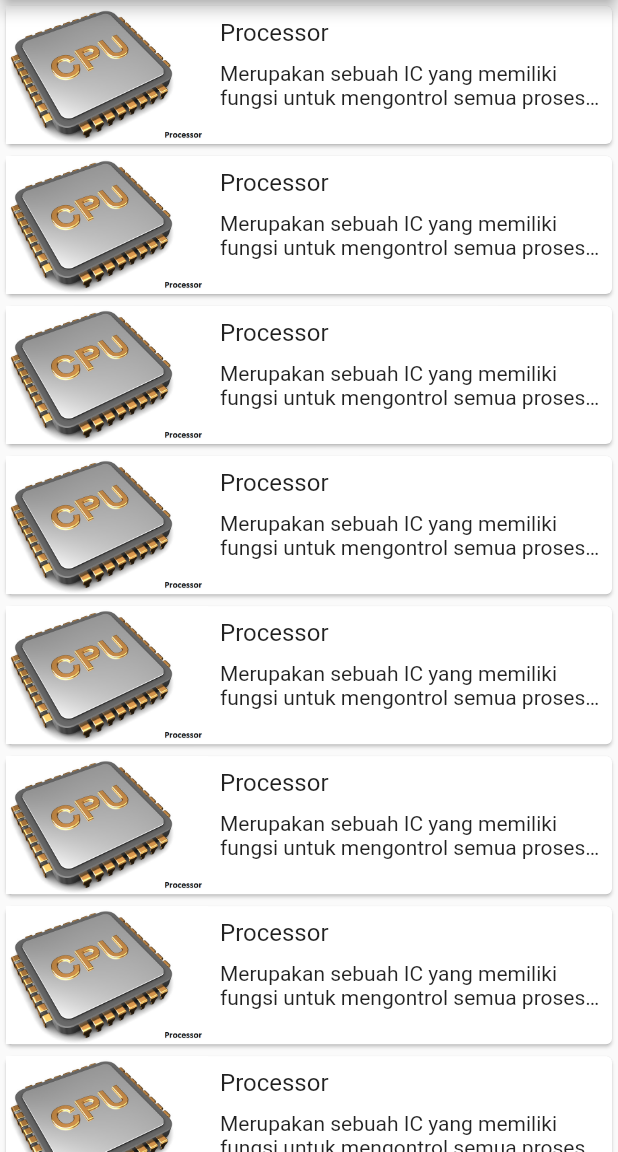
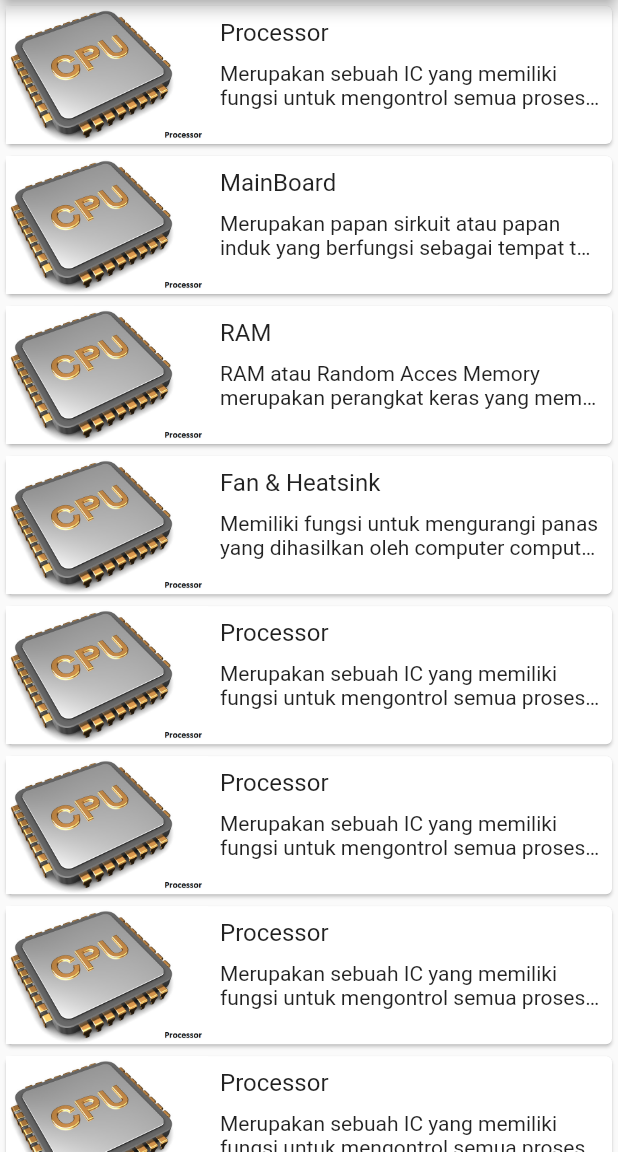
Before and after one commit to dayens/flutter-pemula, a Flutter app: the screen it shows after launch, on a phone screen of 412 x 824 dp, the part 84-1236 px from its top. Run offline on Flutter 3.47's test engine with Material 2 defaults, Android fonts, the phone set to English and light mode, and no system bars.

```diff
--- a/lib/model/hardware_data.dart
+++ b/lib/model/hardware_data.dart
@@ -18,18 +18,18 @@ var hardwareDataList = [
   ),
   HardwareData(
       image: 'images/processor.png',
-      name: 'Processor',
-      description: 'Merupakan sebuah IC yang memiliki fungsi untuk mengontrol semua proses atau jalannya sebuah sistem komputer.  processor bertugas melakukan perhitungan aritmatika dan logika pada sebuah komputer serta memberikan instruksi untuk menjalankan program yang akan dijalankan oleh komputer yang diinput oleh user (branware). Processor juga dapat diartikan sebagai otak dari sebuah system computer.'
+      name: 'MainBoard',
+      description: 'Merupakan papan sirkuit atau papan induk yang berfungsi sebagai tempat terpasangnya komponen-komponen computer.'
   ),
   HardwareData(
       image: 'images/processor.png',
-      name: 'Processor',
-      description: 'Merupakan sebuah IC yang memiliki fungsi untuk mengontrol semua proses atau jalannya sebuah sistem komputer.  processor bertugas melakukan perhitungan aritmatika dan logika pada sebuah komputer serta memberikan instruksi untuk menjalankan program yang akan dijalankan oleh komputer yang diinput oleh user (branware). Processor juga dapat diartikan sebagai otak dari sebuah system computer.'
+      name: 'RAM',
+      description: 'RAM atau Random Acces Memory merupakan perangkat keras yang memiliki fungsi untuk menyimpan  data serta-intruksi yang dilakukan/diberikan oleh prosessor.'
   ),
   HardwareData(
       image: 'images/processor.png',
-      name: 'Processor',
-      description: 'Merupakan sebuah IC yang memiliki fungsi untuk mengontrol semua proses atau jalannya sebuah sistem komputer.  processor bertugas melakukan perhitungan aritmatika dan logika pada sebuah komputer serta memberikan instruksi untuk menjalankan program yang akan dijalankan oleh komputer yang diinput oleh user (branware). Processor juga dapat diartikan sebagai otak dari sebuah system computer.'
+      name: 'Fan & Heatsink',
+      description: 'Memiliki fungsi untuk mengurangi panas yang dihasilkan oleh computer computer, Fan & Headsink juga memiliki fungsi sebagai pendingin processor agar tidak overhead.'
   ),
   HardwareData(
       image: 'images/processor.png',
--- a/pubspec.yaml
+++ b/pubspec.yaml
@@ -63,7 +63,8 @@ flutter:
   #   - images/a_dot_ham.jpeg
   assets:
     - images/processor.png
-    - images/dionlu.png
+    - images/instagram.png
+    - images/github.png
 
   # An image asset can refer to one or more resolution-specific "variants", see
   # https://flutter.dev/assets-and-images/#resolution-aware.
```
Also changed, not shown: lib/profile_screen.dart (+38 -1 lines), images/dionlu.png (deleted), images/github.png (added), images/instagram.png (added).
